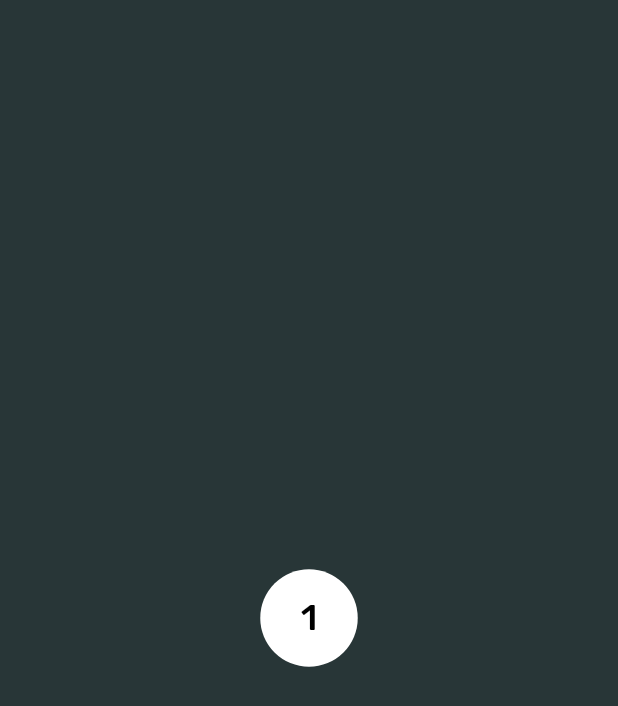
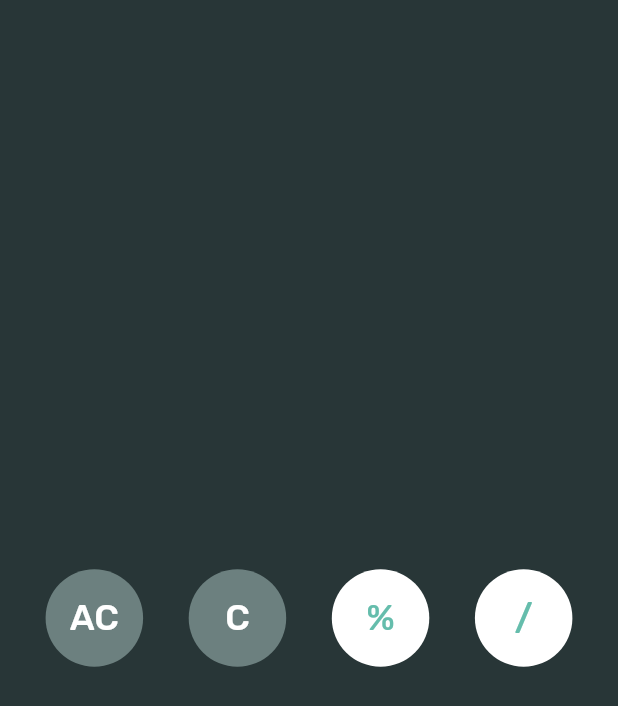
Before and after one commit to octoi/flutter-calculator, a Flutter app: the screen it shows after launch, on a phone screen of 412 x 824 dp. Shown: the top 706 px of the screen. Run offline on Flutter 3.47's test engine with Material 2 defaults, Android fonts, the phone set to English and light mode, and no system bars; our stand-ins replace google_fonts.

Commit message:
added first 4 elements

```diff
--- a/lib/main.dart
+++ b/lib/main.dart
@@ -16,10 +16,28 @@ class CalculatorApp extends StatelessWidget {
       home: Scaffold(
         backgroundColor: Color(0xFF283637),
         body: Center(
-          child: CalcButton(
-            text: '1',
-            fillColor: Colors.white,
-            textColor: Color(0xFF000000),
+          child: Row(
+            mainAxisAlignment: MainAxisAlignment.spaceEvenly,
+            children: [
+              CalcButton(
+                text: 'AC',
+                fillColor: Color(0xFF6C807F),
+              ),
+              CalcButton(
+                text: 'C',
+                fillColor: Color(0xFF6C807F),
+              ),
+              CalcButton(
+                text: '%',
+                fillColor: Colors.white,
+                textColor: Color(0xFF65BDAC),
+              ),
+              CalcButton(
+                text: '/',
+                fillColor: Colors.white,
+                textColor: Color(0xFF65BDAC),
+              ),
+            ],
           ),
         ),
       ),
```
